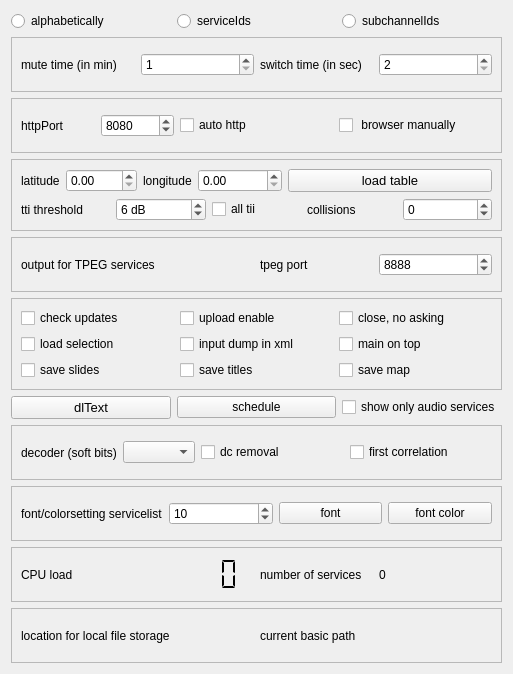
Above: sources/main/forms-v7/config-helper.ui from JvanKatwijk/qt-dab before the change. Below: the same form after it.
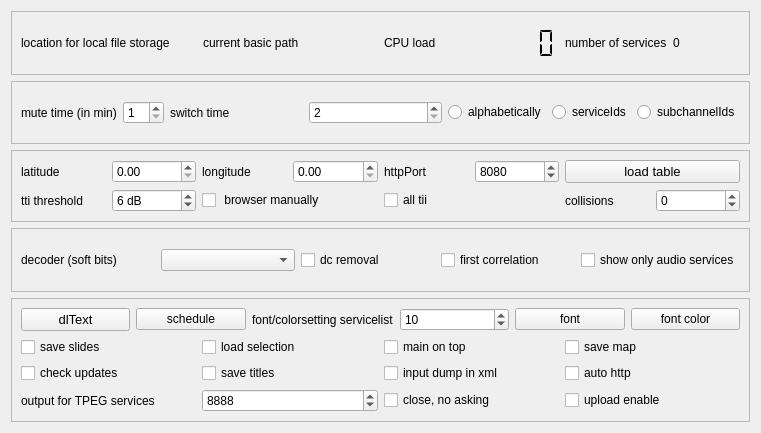
That is the form after the change. Custom widgets are drawn as their Qt base class.

Diff of the .ui file:
```diff
--- a/sources/main/forms-v7/config-helper.ui
+++ b/sources/main/forms-v7/config-helper.ui
@@ -6,8 +6,8 @@
    <rect>
     <x>0</x>
     <y>0</y>
-    <width>513</width>
-    <height>674</height>
+    <width>761</width>
+    <height>433</height>
    </rect>
   </property>
   <property name="windowTitle">
@@ -16,40 +16,91 @@
   <property name="toolTip">
    <string>&lt;html&gt;&lt;head/&gt;&lt;body&gt;&lt;p&gt;Configuration and control widget.&lt;/p&gt;&lt;/body&gt;&lt;/html&gt;</string>
   </property>
-  <layout class="QVBoxLayout" name="verticalLayout_2">
+  <layout class="QVBoxLayout" name="verticalLayout_3">
    <item>
-    <layout class="QHBoxLayout" name="horizontalLayout_8">
+    <widget class="QFrame" name="frame_6">
+     <property name="frameShape">
+      <enum>QFrame::Shape::StyledPanel</enum>
+     </property>
+     <property name="frameShadow">
+      <enum>QFrame::Shadow::Raised</enum>
+     </property>
+     <layout class="QHBoxLayout" name="horizontalLayout_4">
      <item>
-      <widget class="QRadioButton" name="orderAlfabetical">
+       <layout class="QHBoxLayout" name="horizontalLayout_16">
+        <item>
+         <widget class="QLabel" name="storageLabel">
        <property name="text">
-        <string>alphabetically</string>
-       </property>
-       <attribute name="buttonGroup">
-        <string notr="true">buttonGroup</string>
-       </attribute>
+           <string>location for local file storage</string>
+          </property>
       </widget>
      </item>
      <item>
-      <widget class="QRadioButton" name="orderServiceIds">
+         <widget class="QLabel" name="pathLabel">
        <property name="text">
-        <string>serviceIds</string>
-       </property>
-       <attribute name="buttonGroup">
-        <string notr="true">buttonGroup</string>
-       </attribute>
-      </widget>
-     </item>
+           <string>current basic path</string>
+          </property>
+         </widget>
+        </item>
+       </layout>
+      </item>
      <item>
-      <widget class="QRadioButton" name="ordersubChannelIds">
+       <layout class="QHBoxLayout" name="horizontalLayout_14">
+        <item>
+         <layout class="QHBoxLayout" name="horizontalLayout_12">
+          <item>
+           <widget class="QLabel" name="cpuLabel">
+            <property name="toolTip">
+             <string>&lt;html&gt;&lt;head/&gt;&lt;body&gt;&lt;p&gt;The CPU load is an indication of the load when executing the program. The load tells the total load on the CPU, i.e. including the load of other programs that might be running.&lt;/p&gt;&lt;/body&gt;&lt;/html&gt;</string>
+            </property>
        <property name="text">
-        <string>subchannelIds</string>
-       </property>
-       <attribute name="buttonGroup">
-        <string notr="true">buttonGroup</string>
-       </attribute>
-      </widget>
-     </item>
-    </layout>
+             <string>CPU load</string>
+            </property>
+           </widget>
+          </item>
+          <item>
+           <widget class="QLCDNumber" name="loadDisplay">
+            <property name="toolTip">
+             <string>&lt;html&gt;&lt;head/&gt;&lt;body&gt;&lt;p&gt;The number tells the overall CPU load (so, not only the load caused by running Qt-DAB)&lt;/p&gt;&lt;/body&gt;&lt;/html&gt;</string>
+            </property>
+            <property name="frameShape">
+             <enum>QFrame::Shape::NoFrame</enum>
+            </property>
+            <property name="segmentStyle">
+             <enum>QLCDNumber::SegmentStyle::Flat</enum>
+            </property>
+           </widget>
+          </item>
+         </layout>
+        </item>
+        <item>
+         <layout class="QHBoxLayout" name="horizontalLayout_11">
+          <item>
+           <widget class="QLabel" name="nrServicesLabel">
+            <property name="toolTip">
+             <string>&lt;html&gt;&lt;head/&gt;&lt;body&gt;&lt;p&gt;Processing DAB is in different steps, the process mapping the data for selected services onto either audio or data, takes place in the so-called backends. For each service (or subservice) a backend is instantiated and runs in a separate thread.&lt;/p&gt;&lt;p&gt;The counter tells the amount of active backends, and clicking on the number shows a small window showing the services for which backends are running.&lt;/p&gt;&lt;/body&gt;&lt;/html&gt;</string>
+            </property>
+            <property name="text">
+             <string>number of services</string>
+            </property>
+           </widget>
+          </item>
+          <item>
+           <widget class="clickablelabel" name="activeServices">
+            <property name="toolTip">
+             <string>&lt;html&gt;&lt;head/&gt;&lt;body&gt;&lt;p&gt;Number of active (sub)services. Each (sub)service runs in ots own thread.&lt;/p&gt;&lt;/body&gt;&lt;/html&gt;</string>
+            </property>
+            <property name="text">
+             <string>0</string>
+            </property>
+           </widget>
+          </item>
+         </layout>
+        </item>
+       </layout>
+      </item>
+     </layout>
+    </widget>
    </item>
    <item>
     <widget class="QFrame" name="frame_4">
@@ -85,14 +136,12 @@
        </layout>
       </item>
       <item>
-       <layout class="QHBoxLayout" name="horizontalLayout_4">
-        <item>
          <widget class="QLabel" name="label_2">
           <property name="toolTip">
            <string>&lt;html&gt;&lt;head/&gt;&lt;body&gt;&lt;p&gt;The switch time - expressed in seconds - is the time the processor will wait to see if there is&lt;/p&gt;&lt;p&gt;any data in a channel. &lt;/p&gt;&lt;/body&gt;&lt;/html&gt;</string>
           </property>
           <property name="text">
-           <string>switch time (in sec)</string>
+         <string>switch time</string>
           </property>
          </widget>
         </item>
@@ -109,60 +158,29 @@
           </property>
          </widget>
         </item>
-       </layout>
-      </item>
-     </layout>
-    </widget>
-   </item>
    <item>
-    <widget class="QFrame" name="frame_7">
-     <property name="frameShape">
-      <enum>QFrame::Shape::StyledPanel</enum>
-     </property>
-     <property name="frameShadow">
-      <enum>QFrame::Shadow::Raised</enum>
-     </property>
-     <layout class="QHBoxLayout" name="horizontalLayout_24">
+       <layout class="QHBoxLayout" name="horizontalLayout_8">
       <item>
-       <layout class="QHBoxLayout" name="horizontalLayout_15">
-        <item>
-         <layout class="QHBoxLayout" name="horizontalLayout_13">
-          <item>
-           <widget class="QLabel" name="label_6">
+         <widget class="QRadioButton" name="orderAlfabetical">
             <property name="text">
-             <string>httpPort</string>
-            </property>
+           <string>alphabetically</string>
+          </property>
+          <attribute name="buttonGroup">
+           <string notr="true">buttonGroup</string>
+          </attribute>
            </widget>
           </item>
           <item>
-           <widget class="QSpinBox" name="httpPortSelector">
-            <property name="maximum">
-             <number>100000</number>
-            </property>
-            <property name="value">
-             <number>8080</number>
-            </property>
-           </widget>
-          </item>
-         </layout>
-        </item>
-        <item>
-         <widget class="QCheckBox" name="auto_http">
-          <property name="toolTip">
-           <string>&lt;html&gt;&lt;head/&gt;&lt;body&gt;&lt;p&gt;If enabled, the software will (try to) start the http handler on program start up&lt;/p&gt;&lt;/body&gt;&lt;/html&gt;</string>
-          </property>
+         <widget class="QRadioButton" name="orderServiceIds">
           <property name="text">
-           <string>auto http</string>
+           <string>serviceIds</string>
           </property>
          </widget>
         </item>
         <item>
-         <widget class="QCheckBox" name="localBrowserSelector">
-          <property name="toolTip">
-           <string>&lt;html&gt;&lt;head/&gt;&lt;body&gt;&lt;p&gt;Set in the configuration that on starting the http service a browser will have to be started manually. By default  browser starts automaticall when the http button is set. Effective immediately&lt;/p&gt;&lt;p&gt;&lt;br/&gt;&lt;/p&gt;&lt;/body&gt;&lt;/html&gt;</string>
-          </property>
+         <widget class="QRadioButton" name="ordersubChannelIds">
           <property name="text">
-           <string> browser manually</string>
+           <string>subchannelIds</string>
           </property>
          </widget>
         </item>
@@ -179,14 +197,14 @@
      <property name="frameShadow">
       <enum>QFrame::Shadow::Raised</enum>
      </property>
-     <layout class="QVBoxLayout" name="verticalLayout">
-      <item>
-       <layout class="QHBoxLayout" name="horizontalLayout_17">
-        <item>
          <layout class="QHBoxLayout" name="horizontalLayout_25">
           <item>
+       <layout class="QVBoxLayout" name="verticalLayout">
+        <item>
            <layout class="QHBoxLayout" name="horizontalLayout_21">
             <item>
+           <layout class="QHBoxLayout" name="horizontalLayout_3">
+            <item>
              <widget class="QLabel" name="label_7">
               <property name="text">
                <string>latitude</string>
@@ -203,7 +221,7 @@
            </layout>
           </item>
           <item>
-           <layout class="QHBoxLayout" name="horizontalLayout_3">
+           <layout class="QHBoxLayout" name="horizontalLayout_13">
             <item>
              <widget class="QLabel" name="label_8">
               <property name="text">
@@ -220,6 +238,25 @@
             </item>
            </layout>
           </item>
+          <item>
+           <layout class="QHBoxLayout" name="horizontalLayout_15">
+            <item>
+             <widget class="QLabel" name="label_6">
+              <property name="text">
+               <string>httpPort</string>
+              </property>
+             </widget>
+            </item>
+            <item>
+             <widget class="QSpinBox" name="httpPortSelector">
+              <property name="maximum">
+               <number>100000</number>
+              </property>
+              <property name="value">
+               <number>8080</number>
+              </property>
+             </widget>
+            </item>
          </layout>
         </item>
         <item>
@@ -240,6 +277,8 @@
        </layout>
       </item>
       <item>
+         <layout class="QHBoxLayout" name="horizontalLayout_24">
+          <item>
        <layout class="QHBoxLayout" name="horizontalLayout">
         <item>
          <widget class="QLabel" name="label_4">
@@ -264,6 +303,18 @@
           </property>
          </widget>
         </item>
+           </layout>
+          </item>
+          <item>
+           <widget class="QCheckBox" name="localBrowserSelector">
+            <property name="toolTip">
+             <string>&lt;html&gt;&lt;head/&gt;&lt;body&gt;&lt;p&gt;Set in the configuration that on starting the http service a browser will have to be started manually. By default  browser starts automaticall when the http button is set. Effective immediately&lt;/p&gt;&lt;p&gt;&lt;br/&gt;&lt;/p&gt;&lt;/body&gt;&lt;/html&gt;</string>
+            </property>
+            <property name="text">
+             <string> browser manually</string>
+            </property>
+           </widget>
+          </item>
         <item>
          <widget class="QCheckBox" name="allTIISelector">
           <property name="toolTip">
@@ -275,6 +326,8 @@
          </widget>
         </item>
         <item>
+           <layout class="QHBoxLayout" name="horizontalLayout_17">
+            <item>
          <widget class="QLabel" name="label_9">
           <property name="text">
            <string>collisions</string>
@@ -297,198 +350,12 @@
        </layout>
       </item>
      </layout>
-    </widget>
-   </item>
-   <item>
-    <widget class="QFrame" name="frame_8">
-     <property name="frameShape">
-      <enum>QFrame::Shape::StyledPanel</enum>
-     </property>
-     <property name="frameShadow">
-      <enum>QFrame::Shadow::Raised</enum>
-     </property>
-     <layout class="QHBoxLayout" name="horizontalLayout_28">
-      <item>
-       <layout class="QHBoxLayout" name="horizontalLayout_27">
-        <item>
-         <widget class="QLabel" name="TPEG_label">
-          <property name="text">
-           <string>output for TPEG services</string>
-          </property>
-         </widget>
-        </item>
-        <item>
-         <layout class="QHBoxLayout" name="horizontalLayout_7">
-          <item>
-           <widget class="QLabel" name="label_5">
-            <property name="text">
-             <string>tpeg port</string>
-            </property>
-           </widget>
-          </item>
-          <item>
-           <widget class="QSpinBox" name="tpegPortSelector">
-            <property name="maximum">
-             <number>10000</number>
-            </property>
-            <property name="value">
-             <number>8888</number>
-            </property>
-           </widget>
-          </item>
+        </item>
          </layout>
         </item>
        </layout>
-      </item>
-     </layout>
     </widget>
    </item>
-   <item>
-    <widget class="QFrame" name="frame_2">
-     <property name="frameShape">
-      <enum>QFrame::Shape::StyledPanel</enum>
-     </property>
-     <property name="frameShadow">
-      <enum>QFrame::Shadow::Raised</enum>
-     </property>
-     <layout class="QHBoxLayout" name="horizontalLayout_20">
-      <item>
-       <layout class="QGridLayout" name="gridLayout">
-        <item row="0" column="0">
-         <widget class="QCheckBox" name="updateChecker">
-          <property name="toolTip">
-           <string>&lt;html&gt;&lt;head/&gt;&lt;body&gt;&lt;p&gt;If set, a few seconds after program startup, the software will look for a possible later version of Qt-DAB and report if found one&lt;/p&gt;&lt;/body&gt;&lt;/html&gt;</string>
-          </property>
-          <property name="text">
-           <string>check updates</string>
-          </property>
-         </widget>
-        </item>
-        <item row="0" column="1">
-         <widget class="QCheckBox" name="upload_selector">
-          <property name="toolTip">
-           <string>&lt;html&gt;&lt;head/&gt;&lt;body&gt;&lt;p&gt;&amp;quot;upload enable&amp;quot; is a selector for - if configured - allowing some data to be uploaded to fmlist.org. When touching the ensemblename on top of the left part of the main widget, the current content of the ensemble is shown (in &amp;quot;.csv&amp;quot; format). If this selector is enabled - and if the feature is configured - you will be asked to accept (or deny) sending up the contents of the ensemble to &amp;quot;fmlist.org&amp;quot; (the site that is responsible for the database mapping the TII numbers to station names and station attributes.&lt;/p&gt;&lt;p&gt;The same for the result of the single scan.&lt;/p&gt;&lt;p&gt;&lt;br/&gt;&lt;/p&gt;&lt;/body&gt;&lt;/html&gt;</string>
-          </property>
-          <property name="text">
-           <string>upload enable</string>
-          </property>
-         </widget>
-        </item>
-        <item row="0" column="2">
-         <widget class="QCheckBox" name="closeDirect_selector">
-          <property name="toolTip">
-           <string>&lt;html&gt;&lt;head/&gt;&lt;body&gt;&lt;p&gt;If you are bored with the explicit request to stop, touch this one, and stopping is direct&lt;/p&gt;&lt;/body&gt;&lt;/html&gt;</string>
-          </property>
-          <property name="text">
-           <string>close, no asking</string>
-          </property>
-         </widget>
-        </item>
-        <item row="1" column="0">
-         <widget class="QCheckBox" name="loadSelection_selector">
-          <property name="toolTip">
-           <string>&lt;html&gt;&lt;head/&gt;&lt;body&gt;&lt;p&gt;If this selector is set, the list of services is loaded from a user defined file. If loading from such a file fails, the software will load the list from the default file.&lt;/p&gt;&lt;/body&gt;&lt;/html&gt;</string>
-          </property>
-          <property name="text">
-           <string>load selection</string>
-          </property>
-         </widget>
-        </item>
-        <item row="1" column="1">
-         <widget class="QCheckBox" name="dumpmodeSelector">
-          <property name="toolTip">
-           <string>&lt;html&gt;&lt;head/&gt;&lt;body&gt;&lt;p&gt;The dump facility is changed. Dumping the input samples is now centralized (use the right hand mouse button on the ensemblename left top of the main widget).&lt;/p&gt;&lt;p&gt;If selected the dump will be in xml format (but of course only if the device supports that)&lt;/p&gt;&lt;p&gt;otherwise an &amp;quot;wav&amp;quot; file will be generated.&lt;/p&gt;&lt;/body&gt;&lt;/html&gt;</string>
-          </property>
-          <property name="text">
-           <string>input dump in xml</string>
-          </property>
-         </widget>
-        </item>
-        <item row="1" column="2">
-         <widget class="QCheckBox" name="onTop">
-          <property name="toolTip">
-           <string>&lt;html&gt;&lt;head/&gt;&lt;body&gt;&lt;p&gt;Set in the configuration whether or not the main widget should ALWAYS be op top. Note that setting will be applied the next time the program will start.&lt;/p&gt;&lt;p&gt;Note further that in Windows a problem may occur: a warning message might be invisible, hidden by the main widget op top.&lt;/p&gt;&lt;/body&gt;&lt;/html&gt;</string>
-          </property>
-          <property name="text">
-           <string>main on top</string>
-          </property>
-         </widget>
-        </item>
-        <item row="2" column="0">
-         <widget class="QCheckBox" name="saveSlides">
-          <property name="toolTip">
-           <string>&lt;html&gt;&lt;head/&gt;&lt;body&gt;&lt;p&gt;If set, slides (pictures) appearing during transmissions are being saved&lt;/p&gt;&lt;/body&gt;&lt;/html&gt;</string>
-          </property>
-          <property name="text">
-           <string>save slides</string>
-          </property>
-         </widget>
-        </item>
-        <item row="2" column="1">
-         <widget class="QCheckBox" name="saveTitlesSelector">
-          <property name="toolTip">
-           <string>&lt;html&gt;&lt;head/&gt;&lt;body&gt;&lt;p&gt;Having this selector set instructs the software to apply the so called DL2 rules to the dynamic label text. When DL2 is recognized in the forming of the dynamic label text, the titles of songs can be separated from the dynamic label and stored in a file in the Qt-DAB-files folder&lt;/p&gt;&lt;/body&gt;&lt;/html&gt;</string>
-          </property>
-          <property name="text">
-           <string>save titles</string>
-          </property>
-         </widget>
-        </item>
-        <item row="2" column="2">
-         <widget class="QCheckBox" name="mapViewSelector">
-          <property name="text">
-           <string>save map</string>
-          </property>
-         </widget>
-        </item>
-       </layout>
-      </item>
-     </layout>
-    </widget>
-   </item>
-   <item>
-    <layout class="QHBoxLayout" name="horizontalLayout_19">
-     <item>
-      <layout class="QHBoxLayout" name="horizontalLayout_18">
-       <item>
-        <widget class="smallPushButton" name="dlTextButton">
-         <property name="font">
-          <font>
-           <pointsize>10</pointsize>
-          </font>
-         </property>
-         <property name="toolTip">
-          <string>&lt;html&gt;&lt;head/&gt;&lt;body&gt;&lt;p&gt;Save the lines of text that appear as dynamic label&lt;/p&gt;&lt;/body&gt;&lt;/html&gt;</string>
-         </property>
-         <property name="text">
-          <string>dlText</string>
-         </property>
-        </widget>
-       </item>
-       <item>
-        <widget class="smallPushButton" name="scheduleButton">
-         <property name="toolTip">
-          <string>&lt;html&gt;&lt;head/&gt;&lt;body&gt;&lt;p&gt;Touching this button allows specifying an element for the scheduler&lt;/p&gt;&lt;/body&gt;&lt;/html&gt;</string>
-         </property>
-         <property name="text">
-          <string>schedule</string>
-         </property>
-        </widget>
-       </item>
-       <item>
-        <widget class="QCheckBox" name="audioServices_only">
-         <property name="toolTip">
-          <string>&lt;html&gt;&lt;head/&gt;&lt;body&gt;&lt;p&gt;Many ensembles contain both audio and data services (e.g. TPEG, EPG). If selected here, only audio services and  the EPG service if part of the ensemble will be shown in the services list&lt;/p&gt;&lt;/body&gt;&lt;/html&gt;</string>
-         </property>
-         <property name="text">
-          <string>show only audio services</string>
-         </property>
-        </widget>
-       </item>
-      </layout>
-     </item>
-    </layout>
-   </item>
    <item>
     <widget class="QFrame" name="frame_5">
      <property name="frameShape">
@@ -497,12 +364,10 @@
      <property name="frameShadow">
       <enum>QFrame::Shadow::Raised</enum>
      </property>
-     <layout class="QHBoxLayout" name="horizontalLayout_22">
-      <item>
-       <layout class="QHBoxLayout" name="horizontalLayout_9">
-        <item>
          <layout class="QHBoxLayout" name="horizontalLayout_10">
           <item>
+       <layout class="QHBoxLayout" name="horizontalLayout_9">
+        <item>
            <widget class="QLabel" name="decoderLabel">
             <property name="toolTip">
              <string>&lt;html&gt;&lt;head/&gt;&lt;body&gt;&lt;p&gt;For &amp;quot;decoding&amp;quot;, actually mapping the value of the carriers after having done an FFT transformation on an input segment onto &amp;quot;soft bits&amp;quot;, i.e. values in the range of -127 .. 127, a few different algorihms were implemented.&lt;/p&gt;&lt;p&gt;The selector lets you choose.&lt;/p&gt;&lt;/body&gt;&lt;/html&gt;</string>
@@ -519,8 +384,6 @@
             </property>
            </widget>
           </item>
-         </layout>
-        </item>
         <item>
          <widget class="QCheckBox" name="dcRemovalSelector">
           <property name="toolTip">
@@ -541,6 +404,16 @@
           </property>
          </widget>
         </item>
+        <item>
+         <widget class="QCheckBox" name="audioServices_only">
+          <property name="toolTip">
+           <string>&lt;html&gt;&lt;head/&gt;&lt;body&gt;&lt;p&gt;Many ensembles contain both audio and data services (e.g. TPEG, EPG). If selected here, only audio services and  the EPG service if part of the ensemble will be shown in the services list&lt;/p&gt;&lt;/body&gt;&lt;/html&gt;</string>
+          </property>
+          <property name="text">
+           <string>show only audio services</string>
+          </property>
+         </widget>
+        </item>
        </layout>
       </item>
      </layout>
@@ -554,9 +427,34 @@
      <property name="frameShadow">
       <enum>QFrame::Shadow::Raised</enum>
      </property>
-     <layout class="QHBoxLayout" name="horizontalLayout_29">
+     <layout class="QVBoxLayout" name="verticalLayout_2">
       <item>
        <layout class="QHBoxLayout" name="horizontalLayout_5">
+        <item>
+         <widget class="smallPushButton" name="dlTextButton">
+          <property name="font">
+           <font>
+            <pointsize>10</pointsize>
+           </font>
+          </property>
+          <property name="toolTip">
+           <string>&lt;html&gt;&lt;head/&gt;&lt;body&gt;&lt;p&gt;Save the lines of text that appear as dynamic label&lt;/p&gt;&lt;/body&gt;&lt;/html&gt;</string>
+          </property>
+          <property name="text">
+           <string>dlText</string>
+          </property>
+         </widget>
+        </item>
+        <item>
+         <widget class="smallPushButton" name="scheduleButton">
+          <property name="toolTip">
+           <string>&lt;html&gt;&lt;head/&gt;&lt;body&gt;&lt;p&gt;Touching this button allows specifying an element for the scheduler&lt;/p&gt;&lt;/body&gt;&lt;/html&gt;</string>
+          </property>
+          <property name="text">
+           <string>schedule</string>
+          </property>
+         </widget>
+        </item>
         <item>
          <widget class="QLabel" name="fontLabel">
           <property name="text">
@@ -602,98 +500,123 @@
         </item>
        </layout>
       </item>
-     </layout>
-    </widget>
-   </item>
-   <item>
-    <widget class="QFrame" name="frame">
-     <property name="frameShape">
-      <enum>QFrame::Shape::StyledPanel</enum>
-     </property>
-     <property name="frameShadow">
-      <enum>QFrame::Shadow::Raised</enum>
-     </property>
-     <layout class="QHBoxLayout" name="horizontalLayout_23">
-      <item>
-       <layout class="QHBoxLayout" name="horizontalLayout_14">
-        <item>
-         <layout class="QHBoxLayout" name="horizontalLayout_12">
-          <item>
-           <widget class="QLabel" name="cpuLabel">
+      <item>
+       <layout class="QGridLayout" name="gridLayout">
+        <item row="0" column="2">
+         <widget class="QCheckBox" name="onTop">
+          <property name="toolTip">
+           <string>&lt;html&gt;&lt;head/&gt;&lt;body&gt;&lt;p&gt;Set in the configuration whether or not the main widget should ALWAYS be op top. Note that setting will be applied the next time the program will start.&lt;/p&gt;&lt;p&gt;Note further that in Windows a problem may occur: a warning message might be invisible, hidden by the main widget op top.&lt;/p&gt;&lt;/body&gt;&lt;/html&gt;</string>
+          </property>
+          <property name="text">
+           <string>main on top</string>
+          </property>
+         </widget>
+        </item>
+        <item row="0" column="3">
+         <widget class="QCheckBox" name="mapViewSelector">
+          <property name="text">
+           <string>save map</string>
+          </property>
+         </widget>
+        </item>
+        <item row="1" column="1">
+         <widget class="QCheckBox" name="saveTitlesSelector">
+          <property name="toolTip">
+           <string>&lt;html&gt;&lt;head/&gt;&lt;body&gt;&lt;p&gt;Having this selector set instructs the software to apply the so called DL2 rules to the dynamic label text. When DL2 is recognized in the forming of the dynamic label text, the titles of songs can be separated from the dynamic label and stored in a file in the Qt-DAB-files folder&lt;/p&gt;&lt;/body&gt;&lt;/html&gt;</string>
+          </property>
+          <property name="text">
+           <string>save titles</string>
+          </property>
+         </widget>
+        </item>
+        <item row="0" column="1">
+         <widget class="QCheckBox" name="loadSelection_selector">
             <property name="toolTip">
              <string>&lt;html&gt;&lt;head/&gt;&lt;body&gt;&lt;p&gt;The CPU load is an indication of the load when executing the program. The load tells the total load on the CPU, i.e. including the load of other programs that might be running.&lt;/p&gt;&lt;/body&gt;&lt;/html&gt;</string>
             </property>
             <property name="text">
-             <string>CPU load</string>
+           <string>load selection</string>
             </property>
            </widget>
           </item>
-          <item>
-           <widget class="QLCDNumber" name="loadDisplay">
+        <item row="0" column="0">
+         <widget class="QCheckBox" name="saveSlides">
             <property name="toolTip">
-             <string>&lt;html&gt;&lt;head/&gt;&lt;body&gt;&lt;p&gt;The number tells the overall CPU load (so, not only the load caused by running Qt-DAB)&lt;/p&gt;&lt;/body&gt;&lt;/html&gt;</string>
-            </property>
-            <property name="frameShape">
-             <enum>QFrame::Shape::NoFrame</enum>
-            </property>
-            <property name="segmentStyle">
-             <enum>QLCDNumber::SegmentStyle::Flat</enum>
-            </property>
-           </widget>
-          </item>
-         </layout>
-        </item>
-        <item>
-         <layout class="QHBoxLayout" name="horizontalLayout_11">
-          <item>
-           <widget class="QLabel" name="nrServicesLabel">
+           <string>&lt;html&gt;&lt;head/&gt;&lt;body&gt;&lt;p&gt;If set, slides (pictures) appearing during transmissions are being saved&lt;/p&gt;&lt;/body&gt;&lt;/html&gt;</string>
+          </property>
+          <property name="text">
+           <string>save slides</string>
+          </property>
+         </widget>
+        </item>
+        <item row="1" column="0">
+         <widget class="QCheckBox" name="updateChecker">
+          <property name="toolTip">
+           <string>&lt;html&gt;&lt;head/&gt;&lt;body&gt;&lt;p&gt;If set, a few seconds after program startup, the software will look for a possible later version of Qt-DAB and report if found one&lt;/p&gt;&lt;/body&gt;&lt;/html&gt;</string>
+          </property>
+          <property name="text">
+           <string>check updates</string>
+          </property>
+         </widget>
+        </item>
+        <item row="1" column="2">
+         <widget class="QCheckBox" name="dumpmodeSelector">
             <property name="toolTip">
              <string>&lt;html&gt;&lt;head/&gt;&lt;body&gt;&lt;p&gt;Processing DAB is in different steps, the process mapping the data for selected services onto either audio or data, takes place in the so-called backends. For each service (or subservice) a backend is instantiated and runs in a separate thread.&lt;/p&gt;&lt;p&gt;The counter tells the amount of active backends, and clicking on the number shows a small window showing the services for which backends are running.&lt;/p&gt;&lt;/body&gt;&lt;/html&gt;</string>
             </property>
             <property name="text">
-             <string>number of services</string>
+           <string>input dump in xml</string>
             </property>
            </widget>
           </item>
-          <item>
-           <widget class="clickablelabel" name="activeServices">
+        <item row="1" column="3">
+         <widget class="QCheckBox" name="auto_http">
             <property name="toolTip">
              <string>&lt;html&gt;&lt;head/&gt;&lt;body&gt;&lt;p&gt;Number of active (sub)services. Each (sub)service runs in ots own thread.&lt;/p&gt;&lt;/body&gt;&lt;/html&gt;</string>
             </property>
             <property name="text">
-             <string>0</string>
+           <string>auto http</string>
             </property>
            </widget>
           </item>
          </layout>
         </item>
-       </layout>
-      </item>
-     </layout>
+      <item>
+       <layout class="QHBoxLayout" name="horizontalLayout_7">
+        <item>
+         <widget class="QLabel" name="TPEG_label">
+          <property name="text">
+           <string>output for TPEG services</string>
+          </property>
     </widget>
    </item>
    <item>
-    <widget class="QFrame" name="frame_6">
-     <property name="frameShape">
-      <enum>QFrame::Shape::StyledPanel</enum>
-     </property>
-     <property name="frameShadow">
-      <enum>QFrame::Shadow::Raised</enum>
-     </property>
-     <layout class="QHBoxLayout" name="horizontalLayout_26">
+         <widget class="QSpinBox" name="tpegPortSelector">
+          <property name="maximum">
+           <number>10000</number>
+          </property>
+          <property name="value">
+           <number>8888</number>
+          </property>
+         </widget>
+        </item>
       <item>
-       <layout class="QHBoxLayout" name="horizontalLayout_16">
-        <item>
-         <widget class="QLabel" name="storageLabel">
+         <widget class="QCheckBox" name="closeDirect_selector">
+          <property name="toolTip">
+           <string>&lt;html&gt;&lt;head/&gt;&lt;body&gt;&lt;p&gt;If you are bored with the explicit request to stop, touch this one, and stopping is direct&lt;/p&gt;&lt;/body&gt;&lt;/html&gt;</string>
+          </property>
           <property name="text">
-           <string>location for local file storage</string>
+           <string>close, no asking</string>
           </property>
          </widget>
         </item>
         <item>
-         <widget class="QLabel" name="pathLabel">
+         <widget class="QCheckBox" name="upload_selector">
+          <property name="toolTip">
+           <string>&lt;html&gt;&lt;head/&gt;&lt;body&gt;&lt;p&gt;&amp;quot;upload enable&amp;quot; is a selector for - if configured - allowing some data to be uploaded to fmlist.org. When touching the ensemblename on top of the left part of the main widget, the current content of the ensemble is shown (in &amp;quot;.csv&amp;quot; format). If this selector is enabled - and if the feature is configured - you will be asked to accept (or deny) sending up the contents of the ensemble to &amp;quot;fmlist.org&amp;quot; (the site that is responsible for the database mapping the TII numbers to station names and station attributes.&lt;/p&gt;&lt;p&gt;The same for the result of the single scan.&lt;/p&gt;&lt;p&gt;&lt;br/&gt;&lt;/p&gt;&lt;/body&gt;&lt;/html&gt;</string>
+          </property>
           <property name="text">
-           <string>current basic path</string>
+           <string>upload enable</string>
           </property>
          </widget>
         </item>
```
Left out of the diff: 12 changed lines with no effect on the pictures. Lines whose indentation alone changed are shown as unchanged.
